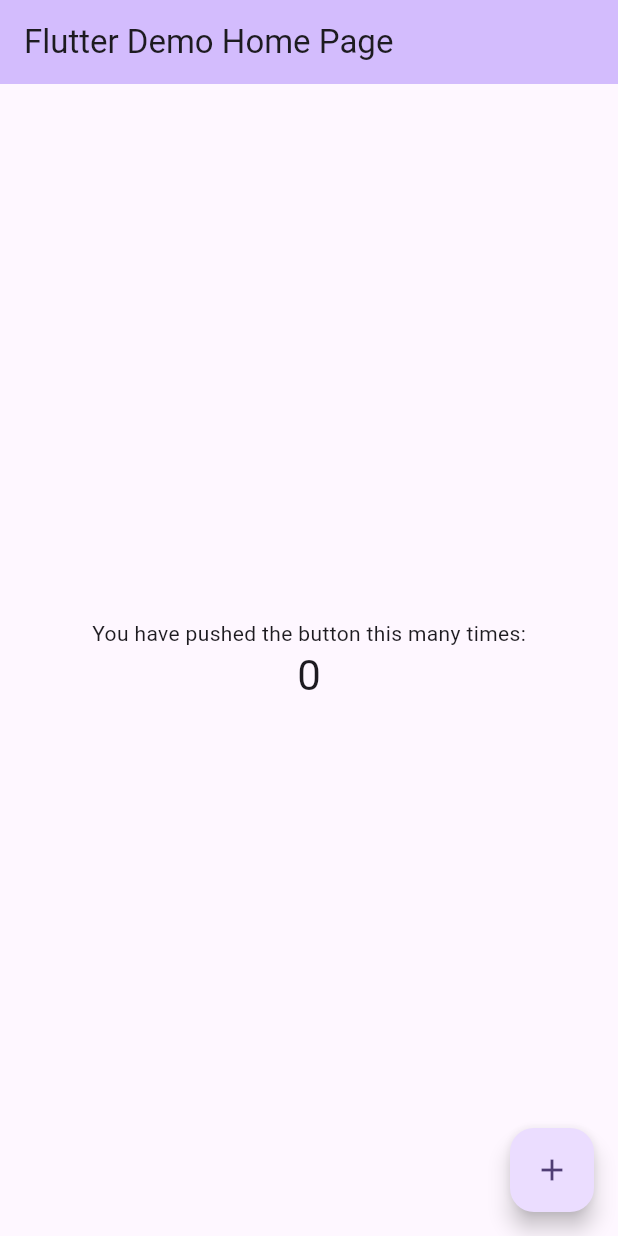
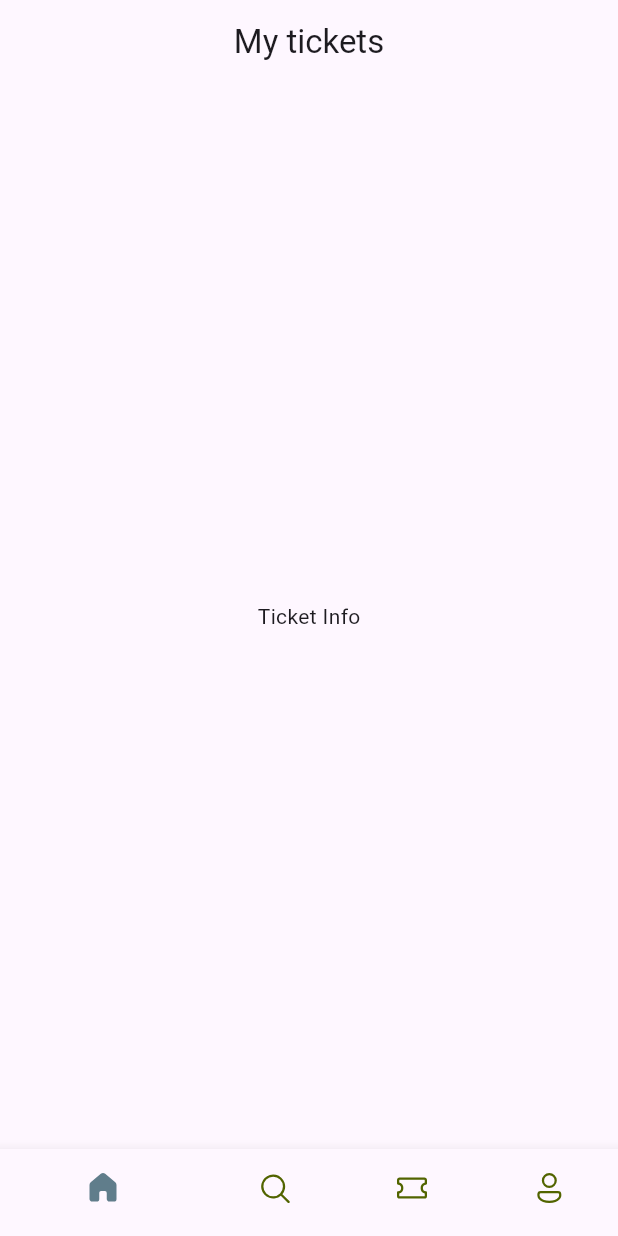
Before and after one commit to fateh97/ticket_app, a Flutter app: the screen it shows after launch, on a phone screen of 412 x 824 dp. Run offline on Flutter 3.47's test engine with Material 3 defaults, Android fonts, the phone set to English and light mode, and no system bars; our stand-ins replace fluentui_icons.

Commit message:
add bottomnavbar

```diff
--- /dev/null
+++ b/lib/base/bottom_nav_bar.dart
@@ -0,0 +1,47 @@
+import 'package:fluentui_icons/fluentui_icons.dart';
+import 'package:flutter/cupertino.dart';
+import 'package:flutter/material.dart';
+
+class BottomNavBar extends StatefulWidget {
+  const BottomNavBar({super.key});
+
+  @override
+  State<BottomNavBar> createState() => _BottomNavBarState();
+}
+
+class _BottomNavBarState extends State<BottomNavBar> {
+  @override
+  Widget build(BuildContext context) {
+    return Scaffold(
+      appBar: AppBar(
+        title: const Center(child: Text("My tickets")),
+      ),
+      body: const Center(
+        child: Text("Ticket Info"),
+      ),
+      bottomNavigationBar: BottomNavigationBar(
+        selectedItemColor: Colors.blueGrey,
+        unselectedItemColor: const Color(0xFF526400),
+        showSelectedLabels: false,
+        items: const [
+          BottomNavigationBarItem(
+              icon: Icon(FluentSystemIcons.ic_fluent_home_regular),
+              activeIcon: Icon(FluentSystemIcons.ic_fluent_home_filled),
+              label: "Home"),
+          BottomNavigationBarItem(
+              icon: Icon(FluentSystemIcons.ic_fluent_search_regular),
+              activeIcon: Icon(FluentSystemIcons.ic_fluent_search_filled),
+              label: "Search"),
+          BottomNavigationBarItem(
+              icon: Icon(FluentSystemIcons.ic_fluent_ticket_regular),
+              activeIcon: Icon(FluentSystemIcons.ic_fluent_ticket_filled),
+              label: "Tickets"),
+          BottomNavigationBarItem(
+              icon: Icon(FluentSystemIcons.ic_fluent_person_regular),
+              activeIcon: Icon(FluentSystemIcons.ic_fluent_person_filled),
+              label: "Profile"),
+        ],
+      ),
+    );
+  }
+}
--- a/lib/main.dart
+++ b/lib/main.dart
@@ -1,69 +1,21 @@
 import 'package:flutter/material.dart';
+import 'package:ticket_app/base/bottom_nav_bar.dart';
 
 void main() {
+
   runApp(const MyApp());
 }
 
+//abstract class is a blueprint for child class
+//every class is a Widget
+//build method is compulsory
 class MyApp extends StatelessWidget {
   const MyApp({super.key});
 
   @override
   Widget build(BuildContext context) {
     return MaterialApp(
-      title: 'Flutter Demo',
-      theme: ThemeData(
-        colorScheme: ColorScheme.fromSeed(seedColor: Colors.deepPurple),
-        useMaterial3: true,
-      ),
-      home: const MyHomePage(title: 'Flutter Demo Home Page'),
+      home: BottomNavBar(),
     );
   }
 }
-
-class MyHomePage extends StatefulWidget {
-  const MyHomePage({super.key, required this.title});
-
-  final String title;
-
-  @override
-  State<MyHomePage> createState() => _MyHomePageState();
-}
-
-class _MyHomePageState extends State<MyHomePage> {
-  int _counter = 0;
-
-  void _incrementCounter() {
-    setState(() {
-      _counter++;
-    });
-  }
-
-  @override
-  Widget build(BuildContext context) {
-    return Scaffold(
-      appBar: AppBar(
-        backgroundColor: Theme.of(context).colorScheme.inversePrimary,
-        title: Text(widget.title),
-      ),
-      body: Center(
-        child: Column(
-          mainAxisAlignment: MainAxisAlignment.center,
-          children: <Widget>[
-            const Text(
-              'You have pushed the button this many times:',
-            ),
-            Text(
-              '$_counter',
-              style: Theme.of(context).textTheme.headlineMedium,
-            ),
-          ],
-        ),
-      ),
-      floatingActionButton: FloatingActionButton(
-        onPressed: _incrementCounter,
-        tooltip: 'Increment',
-        child: const Icon(Icons.add),
-      ),
-    );
-  }
-}
--- a/pubspec.yaml
+++ b/pubspec.yaml
@@ -35,6 +35,7 @@ dependencies:
   # The following adds the Cupertino Icons font to your application.
   # Use with the CupertinoIcons class for iOS style icons.
   cupertino_icons: ^1.0.6
+  fluentui_icons: ^1.0.0
 
 dev_dependencies:
   flutter_test:
```
Also changed, not shown: pubspec.lock.
